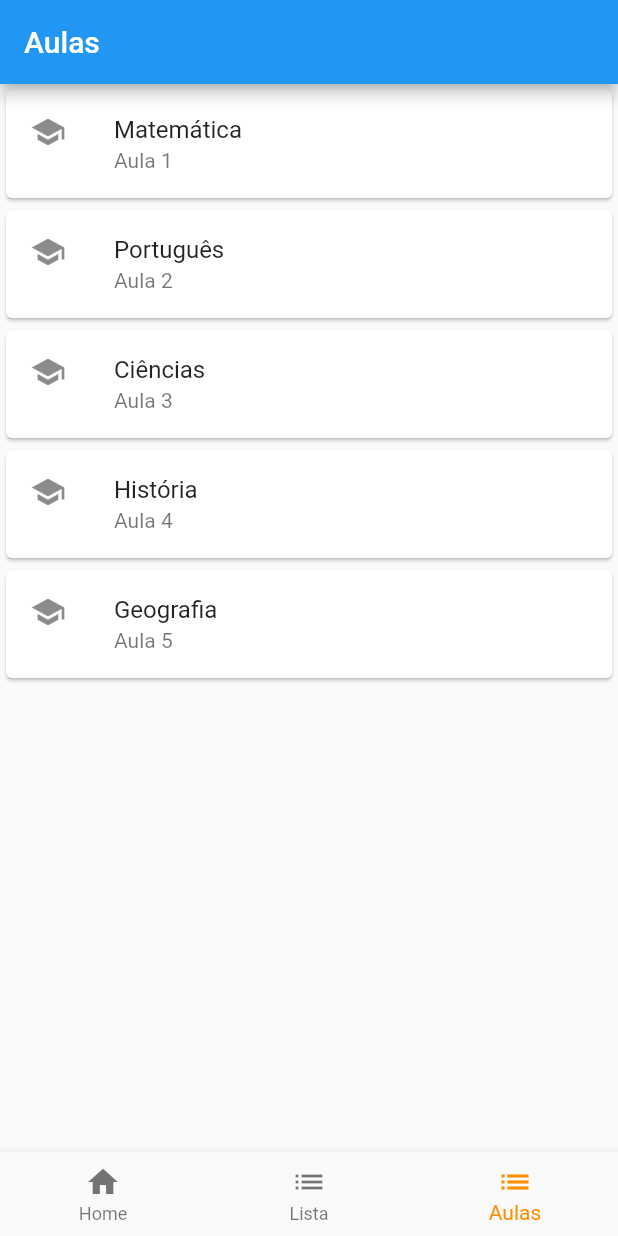
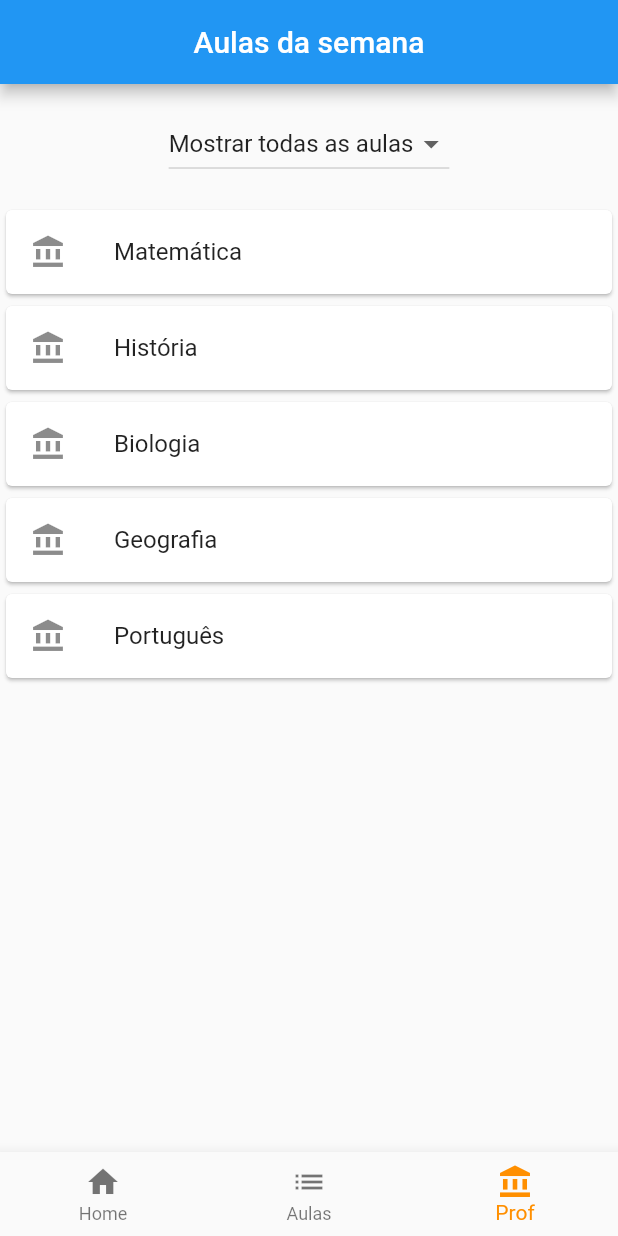
Before and after one commit to joaoroberto01/Chamada, a Flutter app: the screen it shows after launch, item 3 of the bottom bar chosen, on a phone screen of 412 x 824 dp. Run offline on Flutter 3.47's test engine with Material 2 defaults, Android fonts, the phone set to English and light mode, and no system bars; our stand-ins replace flutter_card_swiper.

Commit message:
Tela de aulas da semana, por parte do professor, ainda está em desenvolvimento!!!!

```diff
--- a/lib/lista_aulas.dart
+++ b/lib/lista_aulas.dart
@@ -1,110 +1,170 @@
+import 'dart:convert';
+
+import 'package:chamada/lista_alunos.dart';
+import 'package:chamada/shared/environment.dart';
 import 'package:flutter/material.dart';
-import 'package:flutter_card_swiper/flutter_card_swiper.dart';
-import 'example_card.dart';
-import 'example_candidate_model.dart';
+import 'package:http/http.dart' as http;
 
-class Example extends StatefulWidget {
-  const Example({
-    Key? key,
-  }) : super(key: key);
 
-  @override
-  State<Example> createState() => _ExamplePageState();
+enum DiaDaSemana { MONDAY, TUESDAY, WEDNESDAY, THURSDAY, FRIDAY }
+
+class Aula {
+  final int id;
+  final String nome;
+  final DiaDaSemana diaDaSemana;
+
+  const Aula({required this.id, required this.nome, required this.diaDaSemana});
 }
 
-class _ExamplePageState extends State<Example> {
-  final CardSwiperController controller = CardSwiperController();
+class AulasScreen extends StatefulWidget {
+  @override
+  _AulasScreenState createState() => _AulasScreenState();
+}
 
-  final cards = candidates.map((candidate) => ExampleCard(candidate)).toList();
+class _AulasScreenState extends State<AulasScreen> {
+  @override
+  void initState() {
+    super.initState();
+    // colher os dados do server
+    // _getTeacherClasses();
+  }
+
+  Future<void> _getTeacherClasses() async {
+    final response = await http.get(Uri.parse('${Environment.BASE_URL}/chamada/alunos'));
+    final data = jsonDecode(response.body);
+    setState(() {
+      // _message = data['message'];
+    });
+  }
+
+  // ATENÇÃO
+  // ATENÇÃO
+  // ATENÇÃO
+  // ATENÇÃO
+  // O Widget abaixoé temporário pois está funcionando com DADOS ESTÁTICOS.
+  // assim que as requisições forem feitas, os dados serão DINÂMICOS.
+
+  final List<Aula> aulas = [
+    Aula(id: 1, nome: "Matemática", diaDaSemana: DiaDaSemana.MONDAY),
+    Aula(id: 2, nome: "História", diaDaSemana: DiaDaSemana.TUESDAY),
+    Aula(id: 3, nome: "Biologia", diaDaSemana: DiaDaSemana.WEDNESDAY),
+    Aula(id: 4, nome: "Geografia", diaDaSemana: DiaDaSemana.THURSDAY),
+    Aula(id: 5, nome: "Português", diaDaSemana: DiaDaSemana.FRIDAY),
+  ];
+
+  DiaDaSemana? _diaSelecionado;
+
+  List<Aula> get _aulasFiltradas {
+    if (_diaSelecionado == null) {
+      return aulas;
+    } else {
+      return aulas.where((aula) => aula.diaDaSemana == _diaSelecionado).toList();
+    }
+  }
 
   @override
   Widget build(BuildContext context) {
     return Scaffold(
-      body: SafeArea(
-        child: Column(
-          children: [
-            Flexible(
-              child: CardSwiper(
-                controller: controller,
-                cardsCount: cards.length,
-                numberOfCardsDisplayed: cards.length,
-                isLoop: false,
-                onSwipe: _onSwipe,
-                onUndo: _onUndo,
-                onEnd: () {
-                  print("ACABO");
-                },
-                padding: const EdgeInsets.all(24.0),
-                cardBuilder: (context, index) => cards[index],
-                isVerticalSwipingEnabled: false,
-              ),
+      appBar: AppBar(
+        title: Text("Aulas da semana"),
+        centerTitle: true,
+      ),
+      body: Column(
+        children: [
+          Padding(
+            padding: const EdgeInsets.all(16.0),
+            child: DropdownButton<DiaDaSemana>(
+              value: _diaSelecionado,
+              onChanged: (value) {
+                setState(() {
+                  _diaSelecionado = value;
+                });
+              },
+              items: [
+                DropdownMenuItem(
+                  value: null,
+                  child: Text("Mostrar todas as aulas"),
+                ),
+                ...DiaDaSemana.values.map((dia) {
+                  return DropdownMenuItem(
+                    value: dia,
+                    child: Text(_getNomeDiaDaSemana(dia)),
+                  );
+                }).toList(),
+              ],
             ),
-            Padding(
-              padding: const EdgeInsets.all(16.0),
-              child: Row(
-                mainAxisAlignment: MainAxisAlignment.spaceEvenly,
-                children: [
-                  // FloatingActionButton(
-                  //   onPressed: controller.undo,
-                  //   child: const Icon(Icons.rotate_left),
-                  // ),
-                  // FloatingActionButton(
-                  //   onPressed: controller.swipe,
-                  //   child: const Icon(Icons.rotate_right),
-                  // ),
-                  FloatingActionButton(
-                    onPressed: controller.swipeLeft,
-                    backgroundColor: Colors.red,
-                    elevation: 0,
-                    child: const Icon(Icons.close),
-                  ),
-                  FloatingActionButton(
-                    onPressed: controller.swipeRight,
-                    backgroundColor: Colors.green,
-                    elevation: 0,
-                    child: const Icon(Icons.done),
-                  ),
-                  FloatingActionButton(
-                    onPressed: controller.undo,
-                    elevation: 0,
-                    child: const Icon(Icons.undo),
-                  ),
-                  // FloatingActionButton(
-                  //   onPressed: controller.swipeTop,
-                  //   child: const Icon(Icons.keyboard_arrow_up),
-                  // ),
-                  // FloatingActionButton(
-                  //   onPressed: controller.swipeBottom,
-                  //   child: const Icon(Icons.keyboard_arrow_down),
-                  // ),
-                ],
-              ),
-            ),
-          ],
-        ),
+          ),
+          Expanded(
+              child: _aulasFiltradas.isEmpty
+                ? Center(
+                    child: Text("Você não possui aulas neste dia."),
+              )
+                : ListView.builder(
+                    itemCount: _aulasFiltradas.length,
+                    itemBuilder: (context, index) {
+                      final aula = _aulasFiltradas[index];
+                      return GestureDetector(
+                        onTap: () {
+                          _mostrarModal(context, aula);
+                        },
+                        child: Card(
+                          child: ListTile(
+                            leading: Icon(Icons.account_balance),
+                            title: Text(aula.nome),
+                          ),
+                        ),
+                      );
+                    },
+              )
+          ),
+        ],
       ),
     );
   }
-}
 
-  bool _onSwipe(
-      int previousIndex,
-      int? currentIndex,
-      CardSwiperDirection direction,
-      ) {
-    debugPrint(
-      'The card $previousIndex was swiped to the ${direction.name}. Now the card $currentIndex is on top',
+  void _mostrarModal(BuildContext context, Aula aula) {
+    showDialog(
+      context: context,
+      builder: (BuildContext context) {
+        return AlertDialog(
+          title: Text(aula.nome),
+          content: Text("Testando"),
+          actions: [
+            ElevatedButton(
+              child: Text("Iniciar chamada"),
+              onPressed: () {
+                Navigator.push(
+                  context,
+                  MaterialPageRoute(builder: (context) => Example(aula: aula)),
+                );
+              },
+            ),
+            /*TextButton(
+              child: Text("Fechar"),
+              onPressed: () {
+                Navigator.of(context).pop();
+              },
+            ),*/
+          ],
+        );
+      },
     );
-    return true;
   }
 
-  bool _onUndo(
-      int? previousIndex,
-      int currentIndex,
-      CardSwiperDirection direction,
-      ) {
-    debugPrint(
-      'The card $currentIndex was undod from the ${direction.name}',
-    );
-    return true;
+  String _getNomeDiaDaSemana(DiaDaSemana dia) {
+    switch (dia) {
+      case DiaDaSemana.MONDAY:
+        return "Segunda-feira";
+      case DiaDaSemana.TUESDAY:
+        return "Terça-feira";
+      case DiaDaSemana.WEDNESDAY:
+        return "Quarta-feira";
+      case DiaDaSemana.THURSDAY:
+        return "Quinta-feira";
+      case DiaDaSemana.FRIDAY:
+        return "Sexta-feira";
+      default:
+        return "";
+    }
   }
+}
--- a/lib/main.dart
+++ b/lib/main.dart
@@ -1,7 +1,6 @@
+import 'package:chamada/lista_aulas.dart';
 import 'package:chamada/tela_aulas.dart';
 import 'package:flutter/material.dart';
-import 'lista_aulas.dart';
-import 'tela_aulas.dart';
 
 void main() => runApp(const MyApp());
 
@@ -30,8 +29,8 @@ class _MyHomePageState extends State<MyHomePage> {
 
   static List<Widget> _widgetOptions = <Widget>[
     const Text('Tela Home'),
-    Example(),
     TelaAulas(),
+    AulasScreen()
   ];
 
   void _onItemTapped(int index) {
@@ -47,6 +46,7 @@ class _MyHomePageState extends State<MyHomePage> {
         child: _widgetOptions.elementAt(_selectedIndex),
       ),
       bottomNavigationBar: BottomNavigationBar(
+        type: BottomNavigationBarType.fixed,
         items: const <BottomNavigationBarItem>[
           BottomNavigationBarItem(
             icon: Icon(Icons.home),
@@ -54,11 +54,11 @@ class _MyHomePageState extends State<MyHomePage> {
           ),
           BottomNavigationBarItem(
             icon: Icon(Icons.list),
-            label: 'Lista',
+            label: 'Aulas',
           ),
           BottomNavigationBarItem(
-            icon: Icon(Icons.list),
-            label: 'Aulas',
+            icon: Icon(Icons.account_balance),
+            label: 'Prof',
           ),
         ],
         currentIndex: _selectedIndex,
--- /dev/null
+++ b/lib/shared/environment.dart
@@ -0,0 +1,3 @@
+class Environment {
+  static const String BASE_URL = 'http://172.25.238.209:8080';
+}
--- a/pubspec.yaml
+++ b/pubspec.yaml
@@ -36,6 +36,7 @@ dependencies:
   # Use with the CupertinoIcons class for iOS style icons.
   cupertino_icons: ^1.0.2
   flutter_card_swiper: ^4.1.2
+  http: ^0.13.5
 
 dev_dependencies:
   flutter_test:
```
Also changed, not shown: lib/chamada.dart (added, +20 -0 lines), lib/lista_alunos.dart (added, +163 -0 lines), lib/tela_aulas.dart (+9 -1 lines), pubspec.lock.
